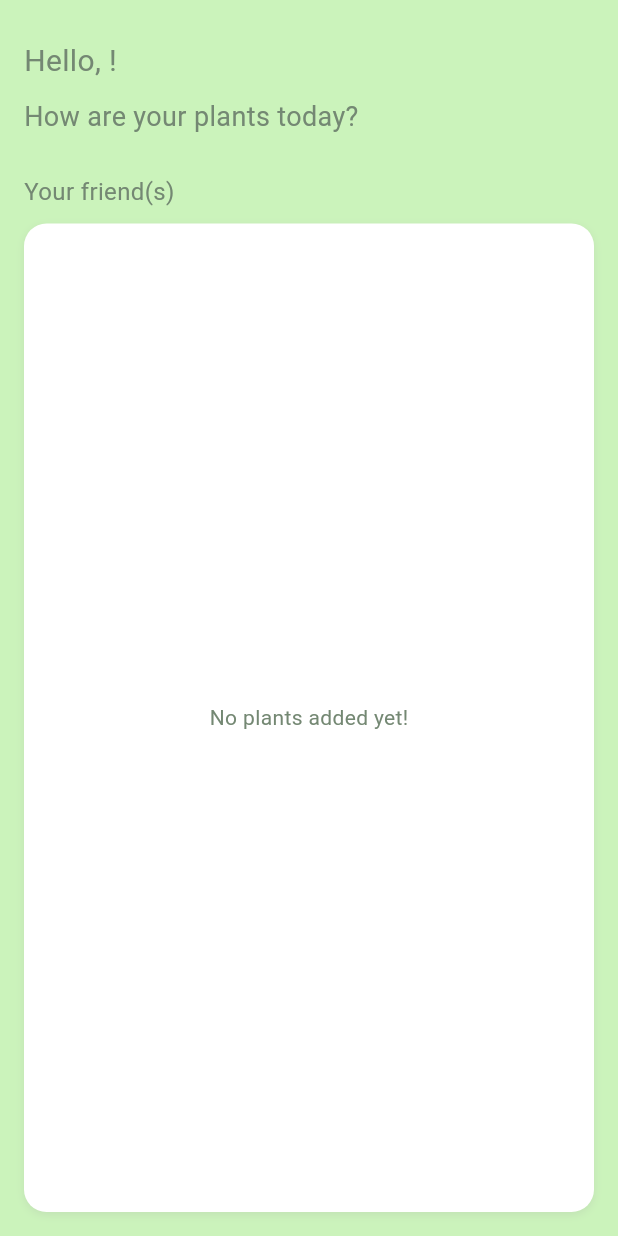
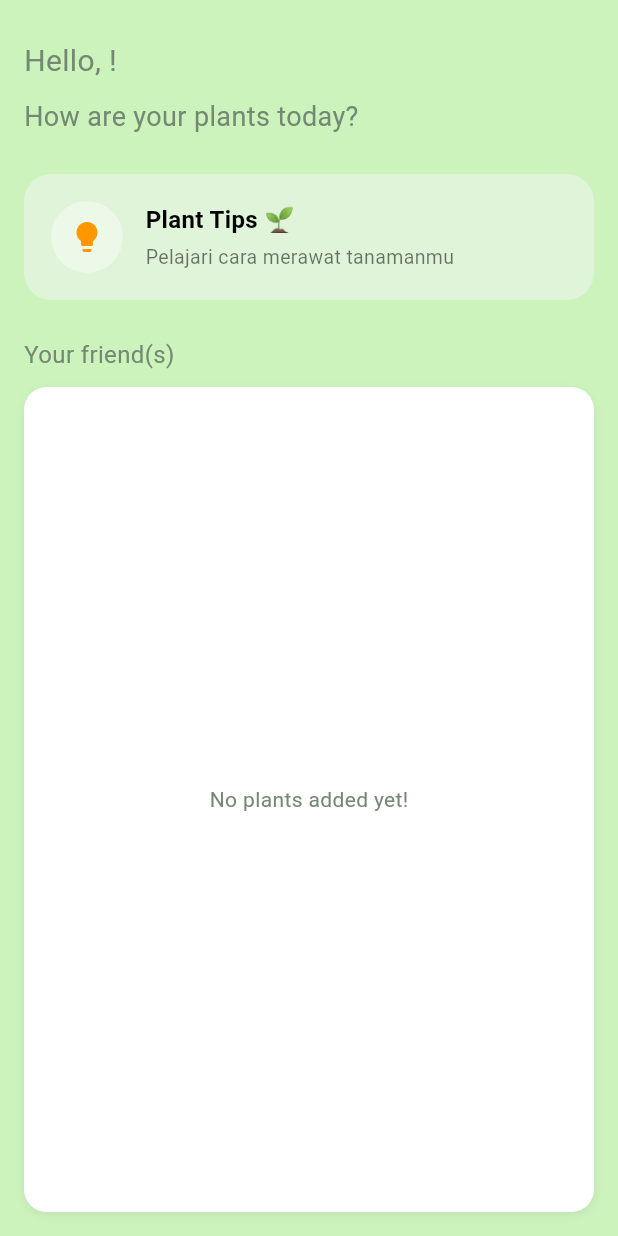
Before and after one commit to andraaae/a_green, a Flutter app: the HomePageAgreen screen opened directly, on a phone screen of 412 x 824 dp. Run offline on Flutter 3.47's test engine with Material 3 defaults, Android fonts, the phone set to English and light mode, and no system bars; our stand-ins replace dropdown_button2, flutter_local_notifications, fluttertoast, shared_preferences, sqflite, timezone; accounts and stored records are empty.

Commit message:
update terus

```diff
--- a/lib/aGreen/view/home_page_agreen.dart
+++ b/lib/aGreen/view/home_page_agreen.dart
@@ -2,6 +2,8 @@ import 'package:a_green/aGreen/database/db_helper.dart';
 import 'package:a_green/aGreen/database/preferrence.dart';
 import 'package:a_green/aGreen/models/plant_model.dart';
 import 'package:a_green/aGreen/models/user_model.dart';
+import 'package:a_green/aGreen/view/plant_tips.dart';
+import 'package:a_green/aGreen/view/plant_tips_page.dart';
 import 'package:flutter/material.dart';
 import 'package:intl/intl.dart';
 
@@ -66,7 +68,7 @@ class _HomePageAgreenState extends State<HomePageAgreen> {
   void showUpdateDialog(PlantModel plant) {
     final nameController = TextEditingController(text: plant.name);
     final typeController = TextEditingController(text: plant.plant);
-    final frequencyController = TextEditingController(text: plant.frequency);
+    final freqController = TextEditingController(text: plant.frequency);
 
     showDialog(
       context: context,
@@ -78,7 +80,7 @@ class _HomePageAgreenState extends State<HomePageAgreen> {
           children: [
             TextField(controller: nameController, decoration: const InputDecoration(labelText: 'Plant Name')),
             TextField(controller: typeController, decoration: const InputDecoration(labelText: 'Plant Type')),
-            TextField(controller: frequencyController, decoration: const InputDecoration(labelText: 'Watering Frequency')),
+            TextField(controller: freqController, decoration: const InputDecoration(labelText: 'Watering Frequency')),
           ],
         ),
         actions: [
@@ -95,7 +97,7 @@ class _HomePageAgreenState extends State<HomePageAgreen> {
                 id: plant.id,
                 name: nameController.text,
                 plant: typeController.text,
-                  frequency: frequencyController.text,
+                frequency: freqController.text,
                 status: plant.status,
                 userId: plant.userId,
                 lastWateredDate: plant.lastWateredDate,
@@ -167,10 +169,63 @@ class _HomePageAgreenState extends State<HomePageAgreen> {
               const SizedBox(height: 10),
               Text('How are your plants today?', style: TextStyle(fontSize: 18, color: subTextColor)),
               const SizedBox(height: 25),
+
+              //PLANT TIPS CARD
+              GestureDetector(
+                onTap: () {
+                  Navigator.push(
+                    context,
+                    MaterialPageRoute(builder: (_) => const PlantTipsPage()),
+                  );
+                },
+                child: Container(
+                  padding: const EdgeInsets.all(18),
+                  decoration: BoxDecoration(
+                    color: const Color(0xFFDFF4D8),
+                    borderRadius: BorderRadius.circular(18),
+                  ),
+                  child: Row(
+                    children: [
+                      Container(
+                        padding: const EdgeInsets.all(12),
+                        decoration: BoxDecoration(
+                          color: Colors.white.withOpacity(0.4),
+                          shape: BoxShape.circle,
+                        ),
+                        child: const Icon(Icons.lightbulb, color: Colors.orange),
+                      ),
+                      const SizedBox(width: 15),
+                      Column(
+                        crossAxisAlignment: CrossAxisAlignment.start,
+                        children: const [
+                          Text(
+                            "Plant Tips 🌱",
+                            style: TextStyle(
+                              fontSize: 16,
+                              fontWeight: FontWeight.bold,
+                            ),
+                          ),
+                          SizedBox(height: 4),
+                          Text(
+                            "Pelajari cara merawat tanamanmu",
+                            style: TextStyle(
+                              fontSize: 13,
+                              color: Colors.black54,
+                            ),
+                          ),
+                        ],
+                      ),
+                    ],
+                  ),
+                ),
+              ),
+
+              const SizedBox(height: 25),
+
               Text('Your friend(s)', style: TextStyle(fontSize: 16, color: subTextColor)),
               const SizedBox(height: 10),
 
-              // Hanya list tanaman yang bisa discroll
+              // List tanaman
               Expanded(
                 child: Container(
                   padding: const EdgeInsets.all(8),
```
Also changed, not shown: lib/aGreen/view/plant_tips.dart (added, +82 -0 lines), lib/aGreen/view/profile_agreen.dart (+37 -36 lines). Lines whose indentation alone changed are shown as unchanged.
